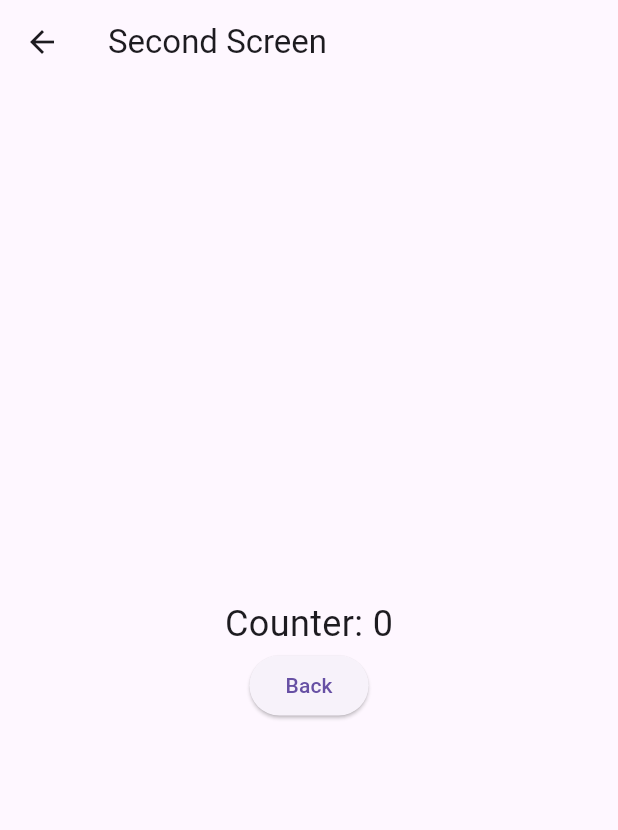
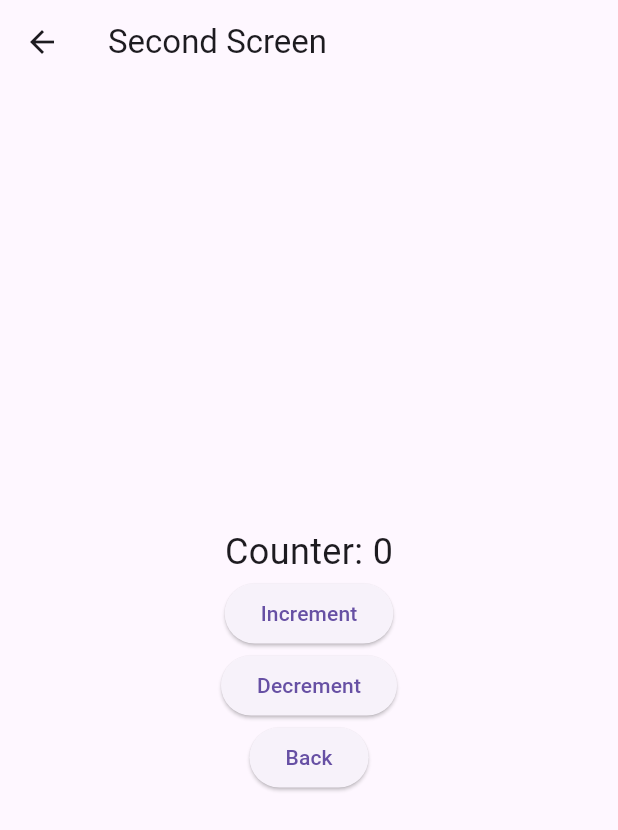
Before and after one commit to TNQT14/manager_statement, a Flutter app: the SecondScreen screen opened directly, on a phone screen of 412 x 824 dp. Shown: the top 830 px of the screen. Run offline on Flutter 3.47's test engine with Material 3 defaults, Android fonts, the phone set to English and light mode, and no system bars.

Commit message:
update decrement

```diff
--- a/lib/controllers/counter_controller.dart
+++ b/lib/controllers/counter_controller.dart
@@ -7,6 +7,10 @@ class CounterController extends Controller {
     counter.value++;
   }
 
+  void decrement() {
+    counter.value--;
+  }
+
   @override
   void onInit() {
     super.onInit();
--- a/lib/main.dart
+++ b/lib/main.dart
@@ -24,7 +24,7 @@ class CounterScreen extends StatelessWidget {
   @override
   Widget build(BuildContext context) {
     return Scaffold(
-      appBar: AppBar(title: Text('State Manager')),
+      appBar: AppBar(title: const Text('State Manager')),
       body: Center(
         child: Column(
           mainAxisAlignment: MainAxisAlignment.center,
@@ -34,17 +34,21 @@ class CounterScreen extends StatelessWidget {
               builder: (context, value, child) {
                 return Text(
                   'Counter: $value',
-                  style: TextStyle(fontSize: 24),
+                  style: const TextStyle(fontSize: 24),
                 );
               },
             ),
             ElevatedButton(
               onPressed: controller.increment,
-              child: Text('Increment'),
+              child: const Text('Increment'),
+            ),
+            ElevatedButton(
+              onPressed: controller.decrement,
+              child: const Text('Decrement'),
             ),
             ElevatedButton(
               onPressed: () => Navigation.to(context, SecondScreen()),
-              child: Text('Go to Second Screen'),
+              child: const Text('Go to Second Screen'),
             ),
           ],
         ),
--- a/lib/second_screen.dart
+++ b/lib/second_screen.dart
@@ -9,7 +9,7 @@ class SecondScreen extends StatelessWidget {
   @override
   Widget build(BuildContext context) {
     return Scaffold(
-      appBar: AppBar(title: Text('Second Screen')),
+      appBar: AppBar(title: const Text('Second Screen')),
       body: Center(
         child: Column(
           mainAxisAlignment: MainAxisAlignment.center,
@@ -19,13 +19,24 @@ class SecondScreen extends StatelessWidget {
               builder: (context, value, child) {
                 return Text(
                   'Counter: $value',
-                  style: TextStyle(fontSize: 24),
+                  style: const TextStyle(fontSize: 24),
                 );
               },
             ),
+
+            ElevatedButton(
+              onPressed: controller.increment,
+              child: const Text('Increment'),
+            ),
+
+            ElevatedButton(
+              onPressed: controller.decrement,
+              child: const Text('Decrement'),
+            ),
+
             ElevatedButton(
               onPressed: () => Navigation.back(context),
-              child: Text('Back'),
+              child: const Text('Back'),
             ),
           ],
         ),
```
